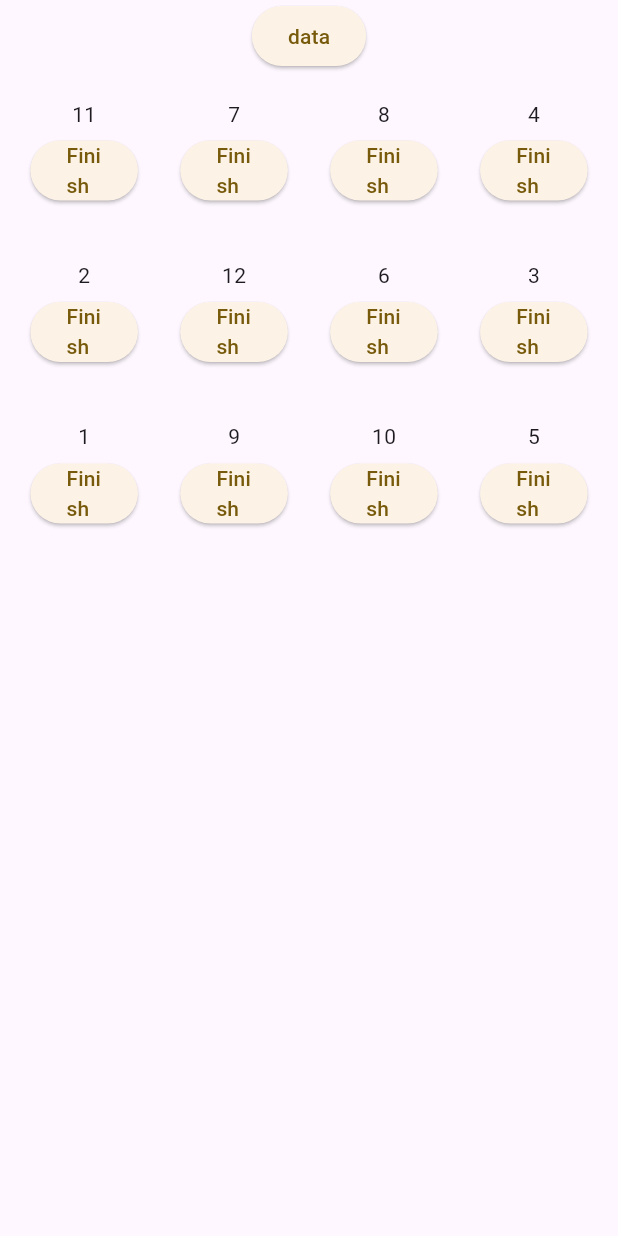
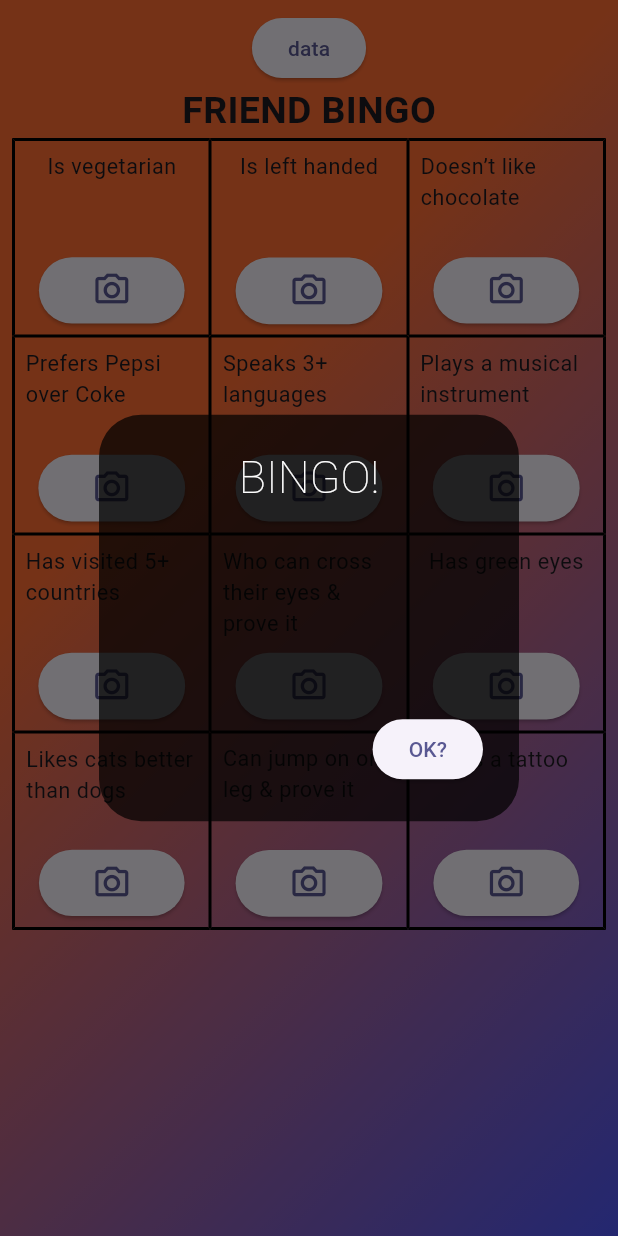
Before and after one commit to CsibiCsabi/bingo_app, a Flutter app: the screen it shows after launch, after a tap on "data", on a phone screen of 412 x 824 dp. Run offline on Flutter 3.47's test engine with Material 3 defaults, Android fonts, the phone set to English and light mode, and no system bars.

Commit message:
Handling States
I made The bingo app basically without the camera integration. The tasks are randomized, you can complete them, and if you complete all the tasks you get an AlertDialog which tells you you completed the board.
I worked some more on the responsiveness and it's quite alright. Tho I still have a small issue where some of the cells have a pixel gap.

```diff
--- a/lib/main.dart
+++ b/lib/main.dart
@@ -6,7 +6,7 @@ void main() {
 }
 
 var kColorScheme = ColorScheme.fromSeed(
-  seedColor: const Color.fromARGB(255, 194, 146, 3),
+  seedColor: const Color.fromARGB(255, 28, 8, 160),
   );
 
 class MainApp extends StatelessWidget {
@@ -15,11 +15,13 @@ class MainApp extends StatelessWidget {
   @override
   Widget build(BuildContext context) {
     return MaterialApp(
+      debugShowCheckedModeBanner: false,
       theme: ThemeData().copyWith(
         colorScheme: kColorScheme,
 
       ),
       home: Scaffold(
+
         body: MainPage()
       )
     );
--- a/lib/main_page.dart
+++ b/lib/main_page.dart
@@ -9,8 +9,25 @@ class MainPage extends StatefulWidget {
 }
 
 class _MainPageState extends State<MainPage> {
-  List tasks = ["1", "2", "3", "4", "5", "6", "7", "8", "9", "10", "11", "12"];
+  List tasks = [
+    "Is vegetarian",
+    "Is left handed",
+    "Doesn’t like chocolate",
+    "Prefers Pepsi over Coke",
+    "Speaks 3+ languages",
+    "Plays a musical instrument",
+    "Has visited 5+ countries",
+    "Who can cross their eyes & prove it",
+    "Has green eyes",
+    "Likes cats better than dogs",
+    "Can jump on one leg & prove it",
+    "Has a tattoo"
+  ];
   List<List> rows = [];
+
+  void randomize() {
+    tasks.shuffle();
+  }
 
   void getTaskRows() {
     setState(() {
@@ -50,22 +67,80 @@ class _MainPageState extends State<MainPage> {
         return;
       }
     }
-    print("all tasks finsihed!!!!!");
+    showBingo();
+  }
+
+  void showBingo(){
+    showDialog(context: context,
+    builder: (context) => AlertDialog(
+
+      title: Center(child: Text("BINGO!")),
+      content: SizedBox(height: 100,),
+      actions: [
+        ElevatedButton(onPressed: (){Navigator.of(context).pop(false);}, child: Text("OK?"))
+      ],
+      backgroundColor: Color.fromARGB(180, 0, 0, 0),
+      titleTextStyle: TextStyle(
+        fontSize: 30,
+        color: Colors.white,
+        fontWeight: FontWeight.w200
+      ),
+      contentTextStyle: TextStyle(
+        color: Colors.white,
+        fontSize: 17,
+      ),
+    ),
+  );
   }
 
   @override
   Widget build(BuildContext context) {
-    return Scaffold(
-      body: Column(
-        children: [
-          ElevatedButton(onPressed: getTaskRows, child: const Text("data")),
-          ...rows.map((datas) {
+    int size = MediaQuery.of(context).size.width > 700 ? 4 : 3;
+    return Container(
+      decoration: BoxDecoration(
+          gradient: LinearGradient(
+              colors: [Color.fromRGBO(255, 109, 51, 1),Color.fromRGBO(77, 86, 245, 1)],
+              begin: AlignmentGeometry.centerLeft,
+              end: AlignmentGeometry.bottomRight)),
+      child: Padding(
+        padding: const EdgeInsets.all(8.0),
+        child: Column(
+          children: [
+            ElevatedButton(onPressed: showBingo, child: Text("data")),
+            Text(
+              "FRIEND BINGO",
+              style: TextStyle(fontSize: 25, fontWeight: FontWeight.bold),
+            ),
+            Expanded(
+              child: GridView.count(
+                  crossAxisCount: size,
+                  children: [
+                    for (int i = 0; i < tasks.length; i++)
+                      Container(
+                        decoration: BoxDecoration(
+                          border: Border(
+                            right:BorderSide(color: Colors.black, width:  i % size == size-1 ? 2 : 1),
+                            bottom: BorderSide(color: Colors.black, width:  i > tasks.length - size - 1 ? 2 : 1),
+                            left: BorderSide(color: Colors.black, width:  i % size == 0 ? 2 : 1),
+                            top: BorderSide(color: Colors.black, width:  i < size ? 2 : 1)
+                          ),
+                        ),
+                        child: Tile(tasks[i], finishTask),
+                      ),
+                  ]),
+            )
+          ],
+        ),
+      ),
+    );
+  }
+}
+
+// tasks.map((e) => Tile(e, finishTask)).toList(),
+/*
+...rows.map((datas) {
             return Row(
                 mainAxisAlignment: MainAxisAlignment.spaceEvenly,
                 children: datas.map((item) => Tile(item, finishTask)).toList());
           })
-        ],
-      ),
-    );
-  }
-}
+*/
--- a/lib/models/tile.dart
+++ b/lib/models/tile.dart
@@ -9,35 +9,55 @@ class Tile extends StatefulWidget {
 
   @override
   State<Tile> createState() => _TileState();
-
 }
 
 class _TileState extends State<Tile> {
-
-  void makeImage(){
+  void makeImage() {
     print("making image...");
     widget.onFinish(widget.task);
+    switchImage();
+  }
+
+  bool imageTaken = false;
+
+  void switchImage(){
+    setState(() {
+      imageTaken = true;
+    });
   }
 
   @override
   Widget build(BuildContext context) {
     double screenWidth = MediaQuery.of(context).size.width;
     double oszto = 4.7;
-    return Padding(
-      padding: const EdgeInsets.symmetric(vertical: 10),
-      child: Container(
+    return FittedBox(
+        fit: BoxFit.cover,
+        child: Container(
           width: screenWidth / oszto,
           height: screenWidth / oszto,
-          decoration: const BoxDecoration(
-            borderRadius: BorderRadius.all(Radius.circular(15)),
+          decoration: BoxDecoration(
+            //color: Theme.of(context).colorScheme.primary,
+            //borderRadius: BorderRadius.all(Radius.circular(15)),
           ),
-          child: Padding(
-            padding: const EdgeInsets.all(8.0),
+          child: imageTaken ? Image(
+            image: NetworkImage("https://media.istockphoto.com/id/1091697372/es/foto/aeropuerto-selfie.jpg?s=1024x1024&w=is&k=20&c=pZVEBEceHUDcNOr7O0ztD6ukPPmY5ssXyyxgSWMgXaI="),
+            fit: BoxFit.cover,
+            ) :
+          //not taken the img
+          Padding(
+            padding: const EdgeInsets.all(5.0),
             child: Column(
               mainAxisAlignment: MainAxisAlignment.spaceBetween,
               children: [
-                Text(widget.task),
-                ElevatedButton(onPressed: makeImage, child: Text("Finish"))
+Text(widget.task, style: TextStyle(
+                    fontSize: screenWidth / (oszto*9)
+                  ), softWrap: true,),
+                Container(
+                  height: 30,
+                    child: ElevatedButton(
+                  onPressed: makeImage,
+                  child: Icon(Icons.camera_alt_outlined)
+                ))
               ],
             ),
           ),
```
